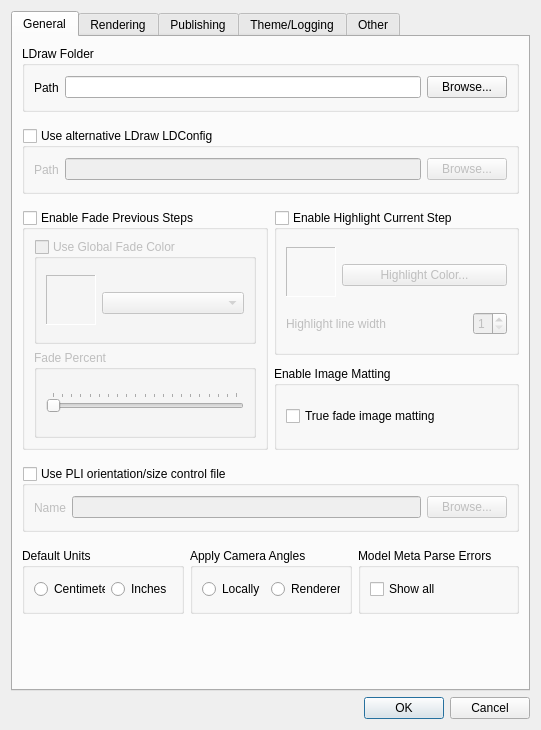
Old version of the form mainApp/preferences.ui in the repository trevorsandy/lpub3d-ci.
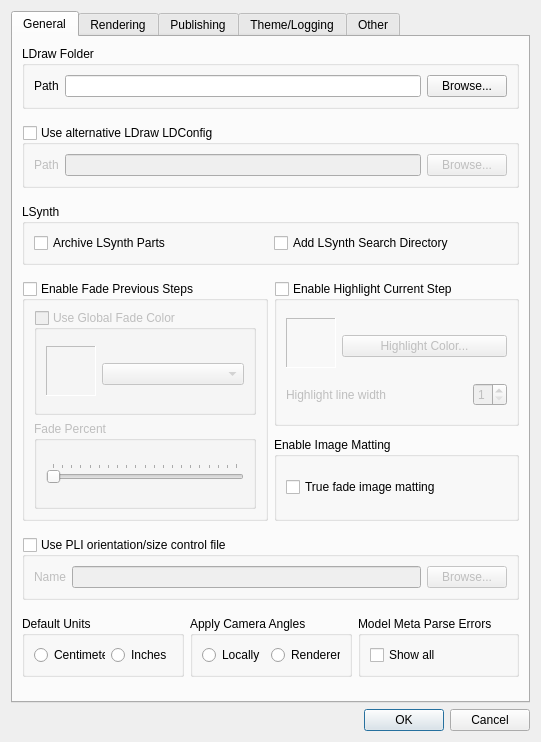
New version of the form. Icons and pictures are not drawn.

Commit message: Add LSynth parts to LPub3D archive #165

The edit to the form file:
```diff
--- a/mainApp/preferences.ui
+++ b/mainApp/preferences.ui
@@ -8,7 +8,7 @@
     <x>0</x>
     <y>0</y>
     <width>541</width>
-    <height>703</height>
+    <height>733</height>
    </rect>
   </property>
   <property name="sizePolicy">
@@ -157,6 +157,55 @@
          </layout>
         </widget>
        </item>
+       <item>
+        <spacer name="verticalSpacer_32">
+         <property name="orientation">
+          <enum>Qt::Vertical</enum>
+         </property>
+         <property name="sizeType">
+          <enum>QSizePolicy::Fixed</enum>
+         </property>
+         <property name="sizeHint" stdset="0">
+          <size>
+           <width>20</width>
+           <height>10</height>
+          </size>
+         </property>
+        </spacer>
+       </item>
+       <item>
+        <widget class="QGroupBox" name="lsynthPartsBox">
+         <property name="toolTip">
+          <string>Add LSynth parts to the parts archive and define search path entry as needed.</string>
+         </property>
+         <property name="title">
+          <string>LSynth</string>
+         </property>
+         <layout class="QHBoxLayout" name="horizontalLayout_30">
+          <item>
+           <widget class="QCheckBox" name="archiveLSynthPartsBox">
+            <property name="toolTip">
+             <string>Archive bundled LSynth parts.
+Check if LSynth parts exist in LDraw folder but not included in search paths -e.g. if parts are in LDraw 'parts' folder.</string>
+            </property>
+            <property name="text">
+             <string>Archive LSynth Parts</string>
+            </property>
+           </widget>
+          </item>
+          <item>
+           <widget class="QCheckBox" name="addLSynthSearchDirBox">
+            <property name="toolTip">
+             <string>Check to add LSynth parts path to LDraw search paths if not already included in search paths.</string>
+            </property>
+            <property name="text">
+             <string>Add LSynth Search Directory</string>
+            </property>
+           </widget>
+          </item>
+         </layout>
+        </widget>
+       </item>
        <item>
         <spacer name="verticalSpacer_13">
          <property name="orientation">
```
The commit also changes 46 other files.
